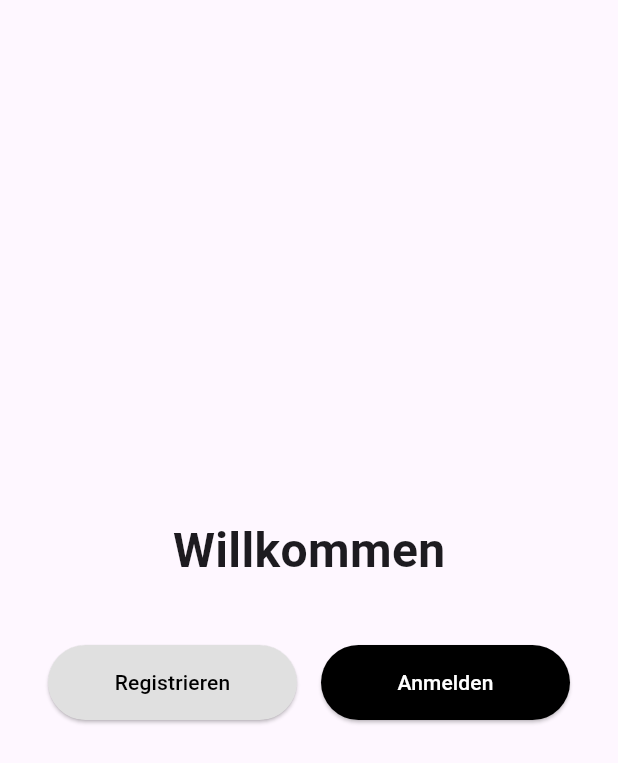
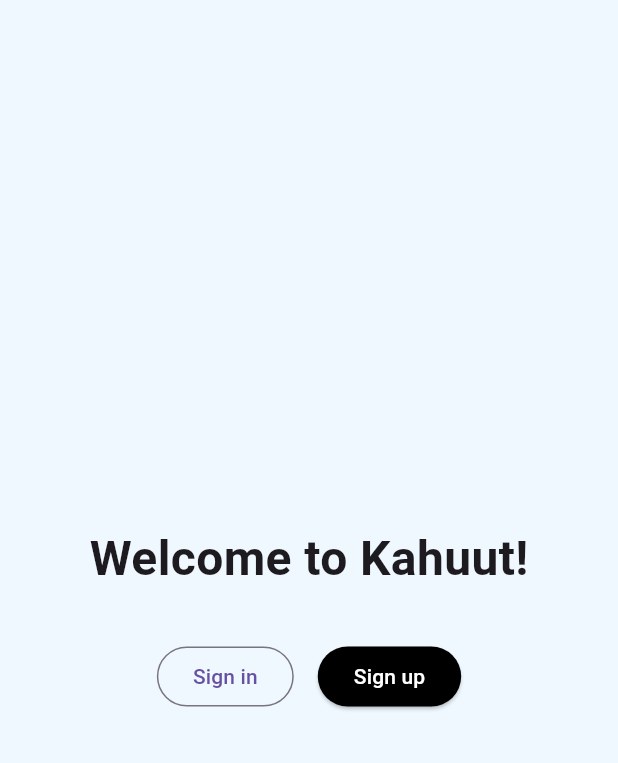
Before and after one commit to Kahuut/Kahuut_, a Flutter app: the screen it shows after launch, on a phone screen of 412 x 824 dp. Shown: the top 763 px of the screen. Run offline on Flutter 3.47's test engine with Material 3 defaults, Android fonts, the light colour scheme and no system bars.

Commit message:
SignUp Page hinzugefügt

```diff
--- a/lib/main.dart
+++ b/lib/main.dart
@@ -1,6 +1,6 @@
 import 'package:flutter/material.dart';
-import 'pages/reg.dart';
-
+import 'pages/SignIn.dart'; // <- Importiere die neue Seite
+import 'pages/SignUp.dart'; // <- oben zu den anderen Imports
 void main() {
   runApp(const MyApp());
 }
@@ -11,75 +11,60 @@
   @override
   Widget build(BuildContext context) {
     return MaterialApp(
-      title: 'Willkommen',
-      theme: ThemeData(
-        primarySwatch: Colors.blue,
-      ),
-      home: const WelcomePage(),
+      title: 'Kahuut Startscreen',
+      theme: ThemeData(useMaterial3: true),
+      home: const StartScreen(),
     );
   }
 }
 
-class WelcomePage extends StatelessWidget {
-  const WelcomePage({super.key});
+class StartScreen extends StatelessWidget {
+  const StartScreen({super.key});
 
   @override
   Widget build(BuildContext context) {
     return Scaffold(
+      backgroundColor: const Color(0xFFEFF8FF),
       body: Center(
-        child: Padding(
-          padding: const EdgeInsets.all(32.0),
         child: Column(
           mainAxisAlignment: MainAxisAlignment.center,
           children: [
             const Text(
-                'Willkommen',
+              'Welcome to Kahuut!',
               style: TextStyle(
                 fontSize: 32,
                 fontWeight: FontWeight.bold,
               ),
             ),
-              const SizedBox(height: 40),
+            const SizedBox(height: 32),
             Row(
               mainAxisAlignment: MainAxisAlignment.center,
               children: [
-                  Expanded(
-                    child: ElevatedButton(
+                OutlinedButton(
                   onPressed: () {
                     Navigator.push(
                       context,
-                          MaterialPageRoute(builder: (context) => const RegisterPage()),
+                      MaterialPageRoute(builder: (context) => const SignInPage()),
                     );
                   },
-
-                      style: ElevatedButton.styleFrom(
-                        backgroundColor: Colors.grey[300],
-                        foregroundColor: Colors.black,
-                        minimumSize: const Size(100, 50),
-                      ),
-                      child: const Text('Registrieren'),
-                    ),
+                  child: const Text('Sign in'),
                 ),
                 const SizedBox(width: 16),
-                  Expanded(
-                    child: ElevatedButton(
+                ElevatedButton(
                   onPressed: () {
-                        // Anmeldungsaktion
+                    Navigator.push(
+                      context,
+                      MaterialPageRoute(builder: (context) => const SignUpPage()),
+                    );
                   },
-                      style: ElevatedButton.styleFrom(
-                        backgroundColor: Colors.black,
-                        foregroundColor: Colors.white,
-                        minimumSize: const Size(100, 50),
-                      ),
-                      child: const Text('Anmelden'),
-                    ),
+                  style: ElevatedButton.styleFrom(backgroundColor: Colors.black),
+                  child: const Text('Sign up', style: TextStyle(color: Colors.white)),
                 ),
               ],
             )
           ],
         ),
       ),
-      ),
     );
   }
 }
--- /dev/null
+++ b/lib/pages/SignIn.dart
@@ -0,0 +1,13 @@
+import 'package:flutter/material.dart';
+
+class SignInPage extends StatelessWidget {
+  const SignInPage({super.key});
+
+  @override
+  Widget build(BuildContext context) {
+    return Scaffold(
+      appBar: AppBar(title: const Text("Sign In")),
+      body: const Center(child: Text("Sign In Page")),
+    );
+  }
+}
```
Also changed, not shown: lib/pages/SignUp.dart (+53 -1 lines), lib/pages/SignUpAdmin.dart (added, +72 -0 lines), lib/pages/SignUpUser.dart (added, +73 -0 lines). Lines whose indentation alone changed are shown as unchanged.
